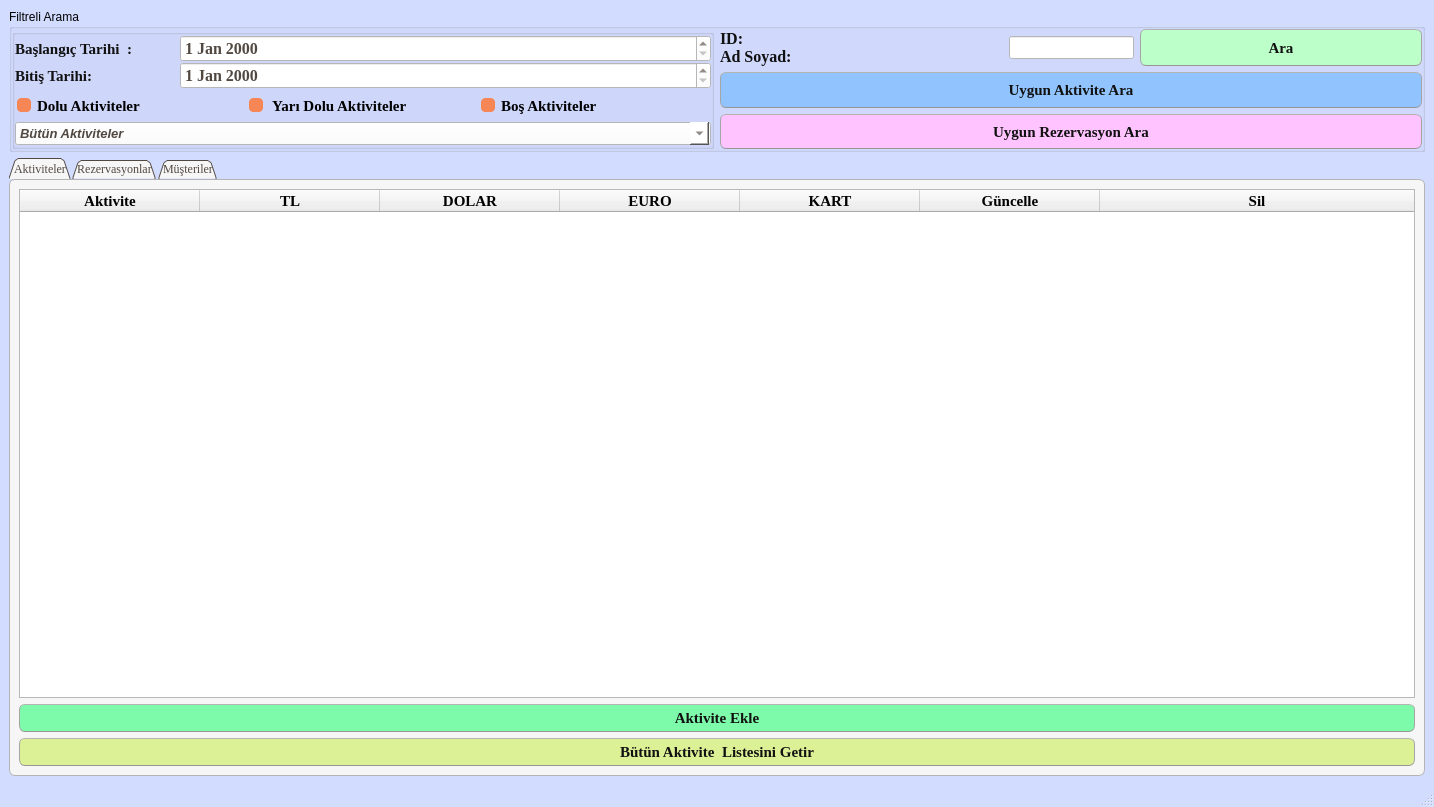
Qt form ui_designs/rezTakip.ui (subhanakbenli/Rezervasyon-Takip-Program-) before a commit.
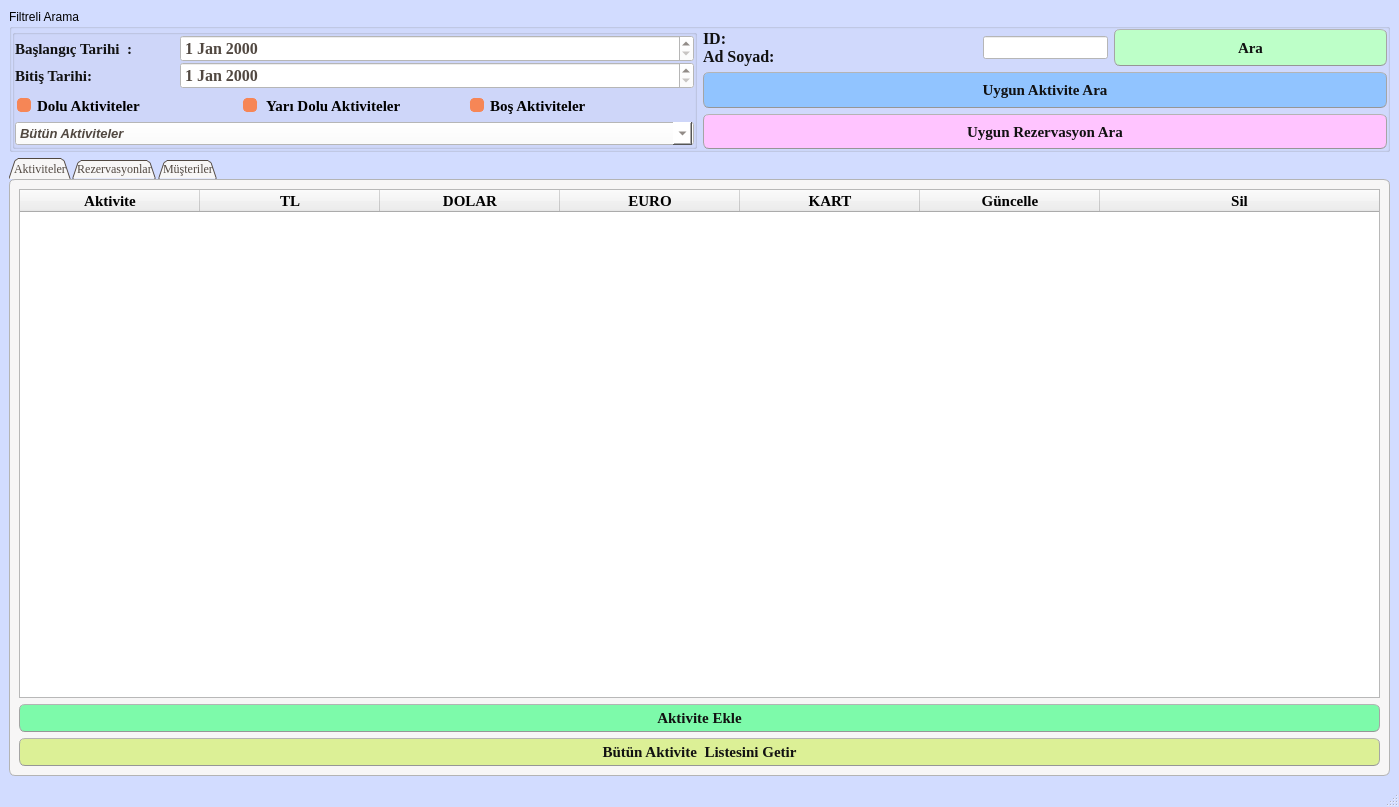
The same form after that commit.

Diff of the .ui file:
```diff
--- a/ui_designs/rezTakip.ui
+++ b/ui_designs/rezTakip.ui
@@ -6,7 +6,7 @@
    <rect>
     <x>0</x>
     <y>0</y>
-    <width>1434</width>
+    <width>1399</width>
     <height>807</height>
    </rect>
   </property>
```
Left out of the diff: 8 changed lines with no effect on the pictures.
